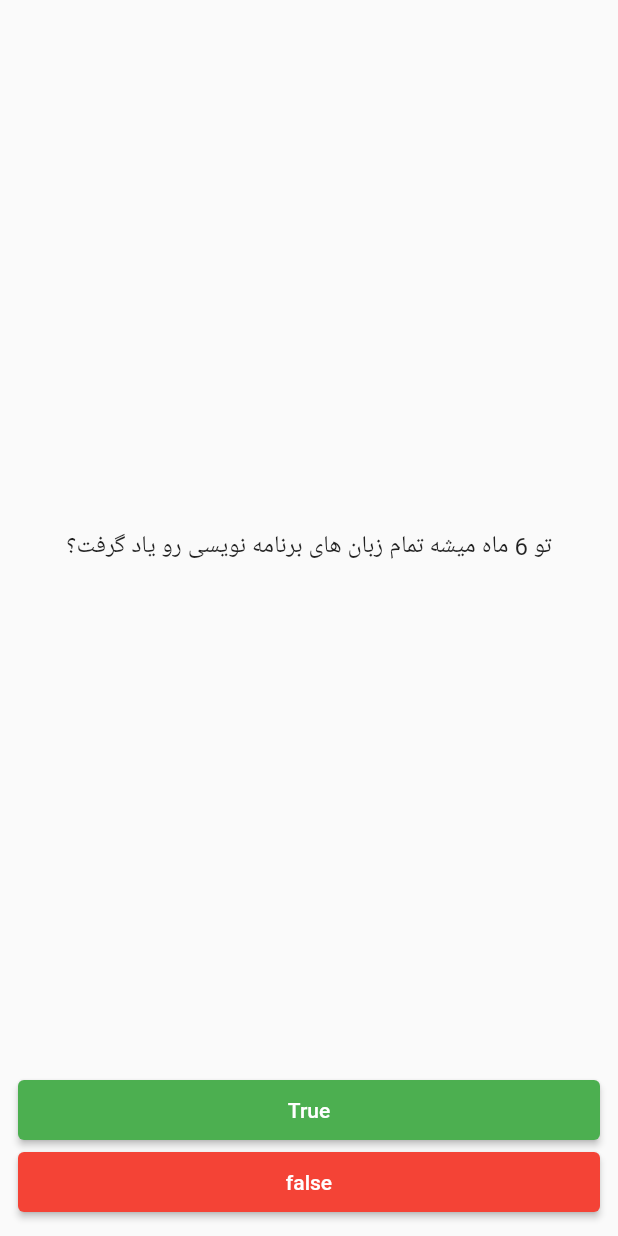
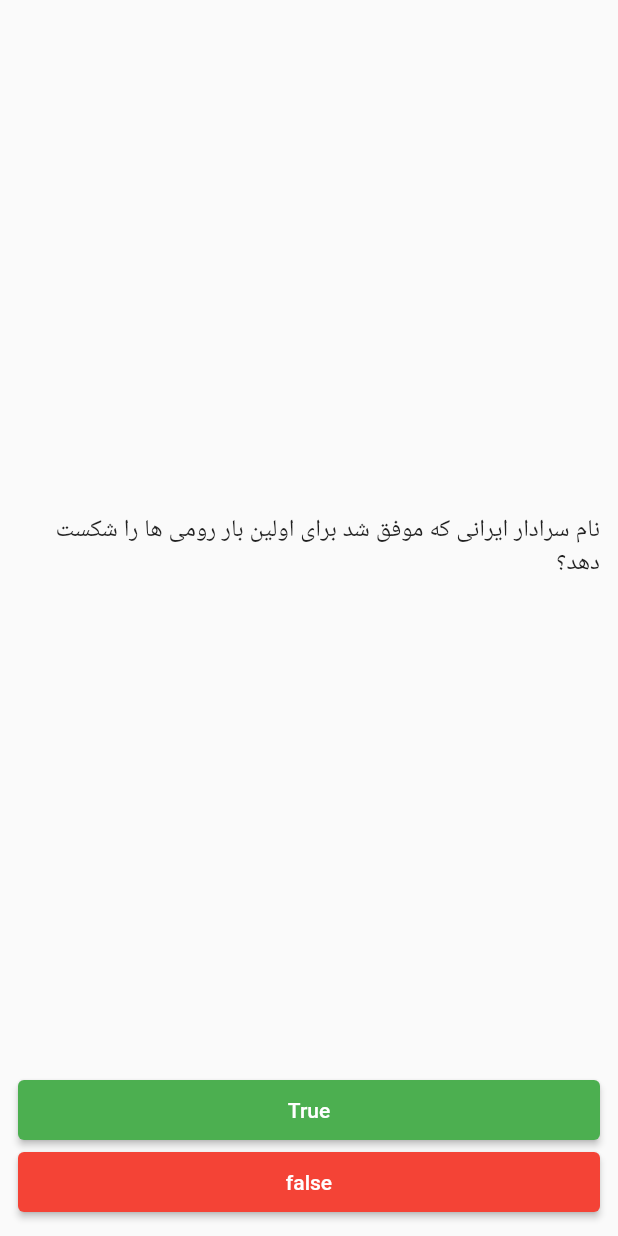
Before and after one commit to mohammad-dehghanifard/flutter_quiz_app, a Flutter app: the screen it shows after launch, after a tap on "True", on a phone screen of 412 x 824 dp. Run offline on Flutter 3.47's test engine with Material 2 defaults, Android fonts, the phone set to English and light mode, and no system bars.

Commit message:
impl generateQuizBottom function

```diff
--- a/lib/data/quiz_manager.dart
+++ b/lib/data/quiz_manager.dart
@@ -3,7 +3,7 @@ import 'quiz_model.dart';
 class QuizManager{
   QuizManager._();
 
-  List<QuizModel> getAllQuiz(){
+ static List<QuizModel> getAllQuiz(){
     final QuizModel quiz1 = QuizModel(
       questionTitle: "نام سرادار ایرانی که موفق شد برای اولین بار رومی ها را شکست دهد؟",
       answerList: ["سورنا","بابک خرمدین","شاپور اول"],
--- a/lib/ui/quiz_screen.dart
+++ b/lib/ui/quiz_screen.dart
@@ -1,4 +1,6 @@
 import 'package:flutter/material.dart';
+import 'package:flutter_quiz_app/data/quiz_manager.dart';
+import 'package:flutter_quiz_app/data/quiz_model.dart';
 
 class QuizScreen extends StatefulWidget {
    QuizScreen({super.key});
@@ -8,18 +10,41 @@ class QuizScreen extends StatefulWidget {
 }
 
 class _QuizScreenState extends State<QuizScreen> {
-  final List<Icon> iconList = [];
 
-  final List<String> question = [
-    'جاوا اسکریپت کوچیک شده جاواس برای محیط وب؟',
-    'تو 6 ماه میشه تمام زبان های برنامه نویسی رو یاد گرفت؟',
-    'زبان برنامه نویسی فریم ورک فلاتر دارت هست؟',
-  ];
+  int showQuestion = 0;
+  QuizModel? quiz;
+  bool isFinish = false;
+  int correctAnswerIndex = 0;
 
-  int questionIndex = 0;
+  Widget generateQuizBottom(int index){
+    return ListTile(
+      title: Text(quiz!.answerList![index]),
+      onTap: () {
+        if(quiz!.correctAnswer == index){
+          correctAnswerIndex++;
+        } else{
+          print("wrong");
+        }
+
+        if(showQuestion == QuizManager.getAllQuiz().length - 1){
+          isFinish = true;
+        }
+
+        setState(() {
+          if(showQuestion < QuizManager.getAllQuiz().length - 1){
+            showQuestion++;
+          }
+        });
+
+      },
+    );
+  }
 
   @override
   Widget build(BuildContext context) {
+
+    quiz = QuizManager.getAllQuiz()[showQuestion];
+
     return  Scaffold(
       body: SafeArea(
         child: Padding(
@@ -30,16 +55,11 @@ class _QuizScreenState extends State<QuizScreen> {
               // txt
                Expanded(
                   flex: 2,
-                  child: Center(child: Text(question[questionIndex],style: const TextStyle(fontSize: 16),))),
+                  child: Center(child: Text(quiz!.questionTitle!,style: const TextStyle(fontSize: 16),))),
 
               ElevatedButton(
                   onPressed: () {
-                    setState(() {
-                      if(questionIndex < 2){
-                        questionIndex++;
-                      }
 
-                    });
                   },
                   style: const ButtonStyle(
                     backgroundColor: MaterialStatePropertyAll(Colors.green),
@@ -49,18 +69,14 @@ class _QuizScreenState extends State<QuizScreen> {
 
               ElevatedButton(
                   onPressed: () {
-                    if(questionIndex < 2){
-                      questionIndex++;
-                    }
+
                   },
                   style: const ButtonStyle(
                     backgroundColor: MaterialStatePropertyAll(Colors.red),
                     minimumSize: MaterialStatePropertyAll(Size(double.infinity,40))
                   ),
                   child: const Text("false")),
-              Row(
-                children: iconList
-              )
+
             ],
           ),
         ),
```
